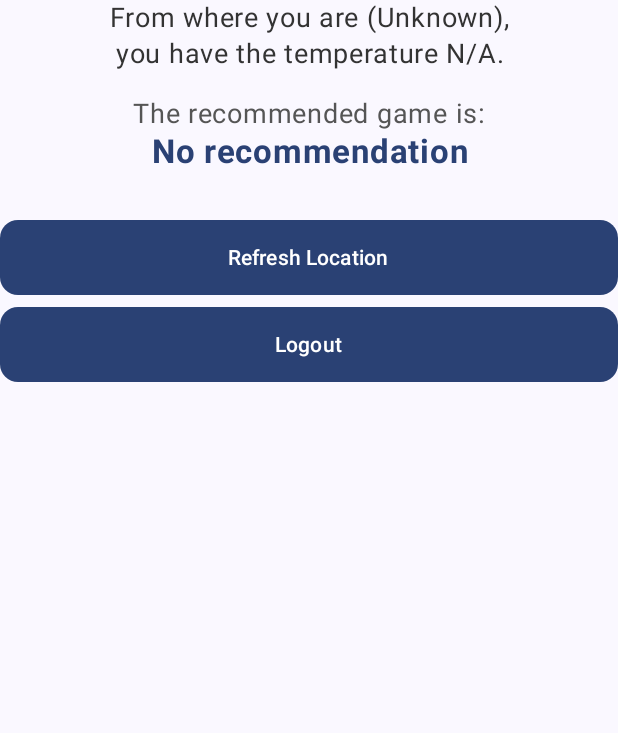
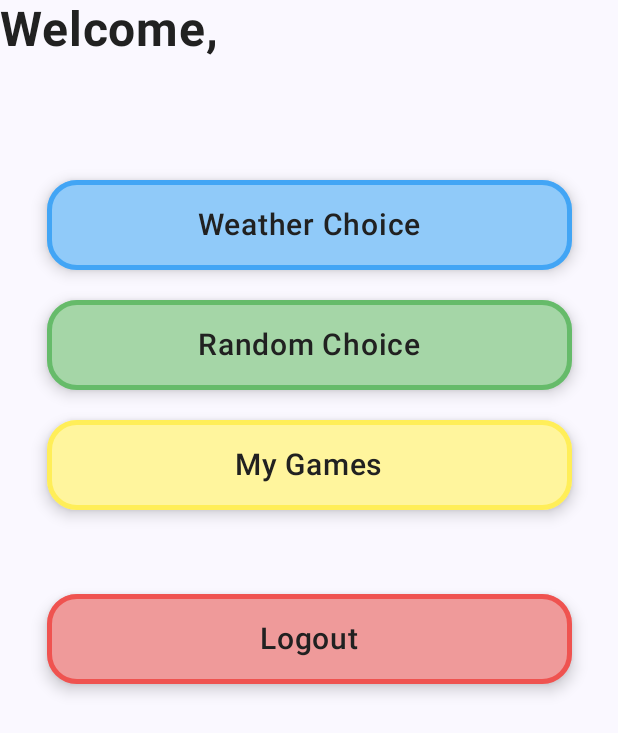
Before and after one commit to NicuBalatici/WeatherSteam, an Android app built with Jetpack Compose: the composable SuccessView called with empty values, on a phone screen of 412 x 824 dp. Shown: the top 733 px of the screen. Run offline under Robolectric (Android 15) with nearby library versions, the phone set to English and light mode, and no system bars.

Commit message:
Modes created

```diff
--- a/client/app/src/main/java/com/example/weathersteam/ui/theme/MainScreen.kt
+++ b/client/app/src/main/java/com/example/weathersteam/ui/theme/MainScreen.kt
@@ -1,167 +1,137 @@
 package com.example.weathersteam.ui.theme
 
-import android.Manifest
-import androidx.activity.compose.rememberLauncherForActivityResult
-import androidx.activity.result.contract.ActivityResultContracts
+import androidx.compose.foundation.BorderStroke
 import androidx.compose.foundation.layout.*
-import androidx.compose.material3.Button
-import androidx.compose.material3.CircularProgressIndicator
-import androidx.compose.material3.MaterialTheme
-import androidx.compose.material3.Text
+import androidx.compose.foundation.shape.RoundedCornerShape
+import androidx.compose.material3.*
 import androidx.compose.runtime.Composable
-import androidx.compose.runtime.LaunchedEffect
-import androidx.compose.runtime.collectAsState
-import androidx.compose.runtime.getValue
 import androidx.compose.ui.Alignment
 import androidx.compose.ui.Modifier
 import androidx.compose.ui.graphics.Color
 import androidx.compose.ui.text.font.FontWeight
-import androidx.compose.ui.text.style.TextAlign
-import androidx.compose.ui.tooling.preview.Preview
 import androidx.compose.ui.unit.dp
 import androidx.compose.ui.unit.sp
-import androidx.lifecycle.viewmodel.compose.viewModel
-import com.example.weathersteam.viewmodels.MainViewModel
+
+// Colors
+val ButtonBlueBg = Color(0xFF90CAF9)
+val ButtonBlueBorder = Color(0xFF42A5F5)
+val ButtonGreenBg = Color(0xFFA5D6A7)
+val ButtonGreenBorder = Color(0xFF66BB6A)
+val ButtonYellowBg = Color(0xFFFFF59D)
+val ButtonYellowBorder = Color(0xFFFFEE58)
+val ButtonRedBg = Color(0xFFEF9A9A) // Light Red for Logout
+val ButtonRedBorder = Color(0xFFEF5350)
+val SketchTextColor = Color(0xFF212121)
 
 @Composable
 fun MainScreen(
-    mainViewModel: MainViewModel = viewModel(),
-    onLogoutClick: () -> Unit = {}
+    onWeatherChoiceClick: () -> Unit,
+    onRandomChoiceClick: () -> Unit,
+    onMyGamesClick: () -> Unit,
+    onLogoutClick: () -> Unit
 ) {
-    val uiState by mainViewModel.uiState.collectAsState()
-
-    val permissionLauncher = rememberLauncherForActivityResult(
-        contract = ActivityResultContracts.RequestPermission(),
-        onResult = { isGranted ->
-            if (isGranted) {
-                mainViewModel.fetchData()
-            } else {
-                // User denied permission, you could show a message here
-            }
-        }
-    )
-
-    LaunchedEffect(Unit) {
-        mainViewModel.fetchData()
-    }
-
     Box(
         modifier = Modifier
             .fillMaxSize()
             .padding(32.dp),
         contentAlignment = Alignment.Center
     ) {
-        when {
-            uiState.isLoading -> {
-                CircularProgressIndicator()
+        SuccessView(
+            username = "bAnAtUL",
+            onWeatherChoiceClick = onWeatherChoiceClick,
+            onRandomChoiceClick = onRandomChoiceClick,
+            onMyGamesClick = onMyGamesClick,
+            onLogoutClick = onLogoutClick
+        )
+    }
 }
 
-            uiState.needsPermission -> {
-                PermissionView(
-                    onGrantPermissionClick = {
-                        permissionLauncher.launch(Manifest.permission.ACCESS_COARSE_LOCATION)
-                    }
+@Composable
+fun SuccessView(
+    username: String,
+    onWeatherChoiceClick: () -> Unit,
+    onRandomChoiceClick: () -> Unit,
+    onMyGamesClick: () -> Unit,
+    onLogoutClick: () -> Unit
+) {
+    Column(
+        horizontalAlignment = Alignment.Start,
+        verticalArrangement = Arrangement.Center,
+        modifier = Modifier.fillMaxWidth()
+    ) {
+        Text(
+            text = "Welcome,\n$username",
+            fontSize = 32.sp,
+            fontWeight = FontWeight.Bold,
+            color = SketchTextColor,
+            lineHeight = 40.sp,
+            modifier = Modifier.padding(bottom = 40.dp)
         )
-            }
 
-            uiState.error != null -> {
-                Text(
-                    text = "Error: ${uiState.error}",
-                    color = MaterialTheme.colorScheme.error,
-                    textAlign = TextAlign.Center
+        Column(
+            horizontalAlignment = Alignment.CenterHorizontally,
+            verticalArrangement = Arrangement.spacedBy(20.dp),
+            modifier = Modifier.fillMaxWidth()
+        ) {
+            MenuButton(
+                text = "Weather Choice",
+                backgroundColor = ButtonBlueBg,
+                borderColor = ButtonBlueBorder,
+                onClick = onWeatherChoiceClick
             )
-            }
 
-            else -> {
-                SuccessView(
-                    location = uiState.location,
-                    temperature = uiState.temperature,
-                    game = uiState.recommendedGame,
-                    onLogoutClick = onLogoutClick,
-                    onRefreshClick = { mainViewModel.fetchData() }
+            MenuButton(
+                text = "Random Choice",
+                backgroundColor = ButtonGreenBg,
+                borderColor = ButtonGreenBorder,
+                onClick = onRandomChoiceClick
             )
-            }
+
+            MenuButton(
+                text = "My Games",
+                backgroundColor = ButtonYellowBg,
+                borderColor = ButtonYellowBorder,
+                onClick = onMyGamesClick
+            )
+
+            Spacer(modifier = Modifier.height(16.dp))
+
+            // Logout Button
+            MenuButton(
+                text = "Logout",
+                backgroundColor = ButtonRedBg,
+                borderColor = ButtonRedBorder,
+                onClick = onLogoutClick
+            )
         }
     }
 }
 
 @Composable
-fun SuccessView(
-    location: String?,
-    temperature: String?,
-    game: String?,
-    onLogoutClick: () -> Unit,
-    onRefreshClick: () -> Unit
+fun MenuButton(
+    text: String,
+    backgroundColor: Color,
+    borderColor: Color,
+    onClick: () -> Unit,
+    modifier: Modifier = Modifier
 ) {
-    Column(
-        horizontalAlignment = Alignment.CenterHorizontally,
-        verticalArrangement = Arrangement.Center
+    Surface(
+        onClick = onClick,
+        modifier = modifier
+            .fillMaxWidth(0.85f)
+            .height(60.dp),
+        shape = RoundedCornerShape(20.dp),
+        color = backgroundColor,
+        border = BorderStroke(3.dp, borderColor),
+        shadowElevation = 6.dp
     ) {
+        Box(contentAlignment = Alignment.Center) {
             Text(
-            text = "From where you are (${location ?: "Unknown"}),\nyou have the temperature ${temperature ?: "N/A"}.",
-            fontSize = 18.sp,
-            textAlign = TextAlign.Center,
-            color = Color(0xFF333333)
+                text = text,
+                fontSize = 20.sp,
+                fontWeight = FontWeight.SemiBold,
+                color = SketchTextColor
             )
-        Spacer(modifier = Modifier.height(16.dp))
-        Text(
-            text = "The recommended game is:",
-            fontSize = 18.sp,
-            textAlign = TextAlign.Center,
-            color = Color(0xFF555555)
-        )
-        Text(
-            text = game ?: "No recommendation",
-            fontSize = 22.sp,
-            textAlign = TextAlign.Center,
-            color = MaterialTheme.colorScheme.primary,
-            fontWeight = FontWeight.Bold
-        )
-        Spacer(modifier = Modifier.height(32.dp))
-        Button(
-            onClick = onRefreshClick,
-            modifier = Modifier
-                .fillMaxWidth()
-                .height(50.dp),
-            shape = MaterialTheme.shapes.medium
-        ) {
-            Text("Refresh Location")
-        }
-        Spacer(modifier = Modifier.height(8.dp))
-        Button(
-            onClick = onLogoutClick,
-            modifier = Modifier
-                .fillMaxWidth()
-                .height(50.dp),
-            shape = MaterialTheme.shapes.medium
-        ) {
-            Text("Logout")
         }
     }
 }
-
-@Composable
-fun PermissionView(
-    onGrantPermissionClick: () -> Unit
-) {
-    Column(
-        horizontalAlignment = Alignment.CenterHorizontally,
-        verticalArrangement = Arrangement.Center
-    ) {
-        Text(
-            text = "We need your location to get the weather.",
-            fontSize = 18.sp,
-            textAlign = TextAlign.Center
-        )
-        Spacer(modifier = Modifier.height(16.dp))
-        Button(onClick = onGrantPermissionClick) {
-            Text("Grant Permission")
-        }
-    }
-}
-
-@Preview(showBackground = true)
-@Composable
-fun MainScreenPreview() {
-    MainScreen()
-}
```
Also changed, not shown: client/app/src/main/java/com/example/weathersteam/AppNavigation.kt (+39 -18 lines), client/app/src/main/java/com/example/weathersteam/ui/theme/MyGamesScreen.kt (added, +59 -0 lines), client/app/src/main/java/com/example/weathersteam/ui/theme/RandomGameScreen.kt (added, +51 -0 lines), client/app/src/main/java/com/example/weathersteam/ui/theme/WeatherScreen.kt (added, +104 -0 lines). Lines whose indentation alone changed are shown as unchanged.
